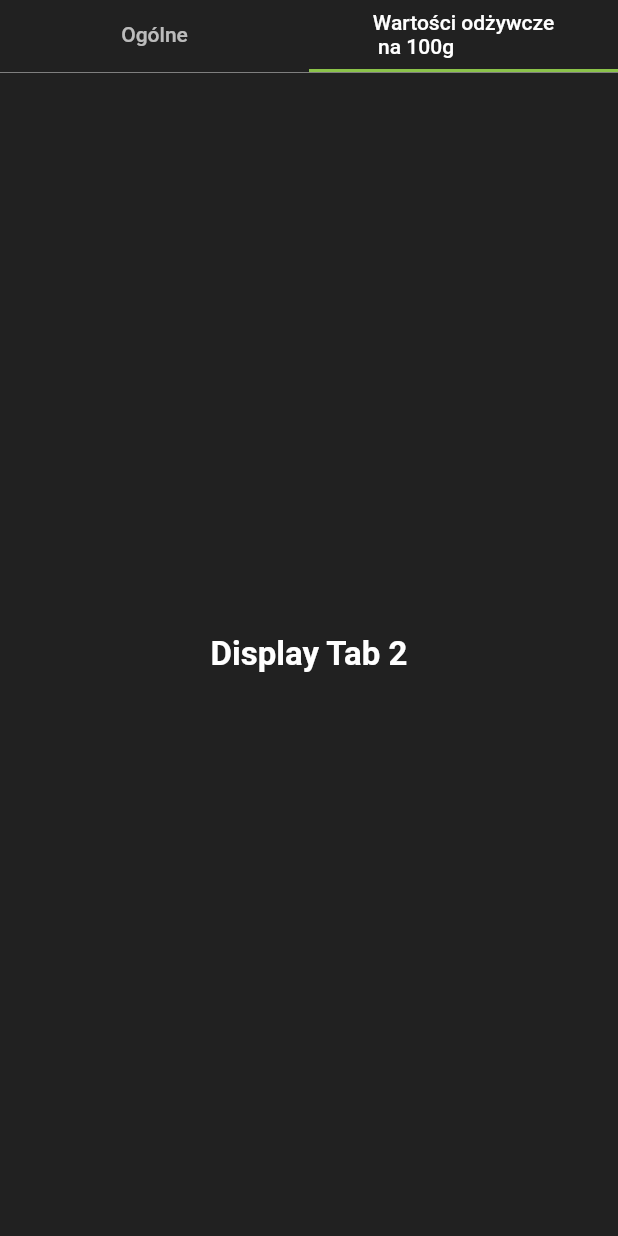
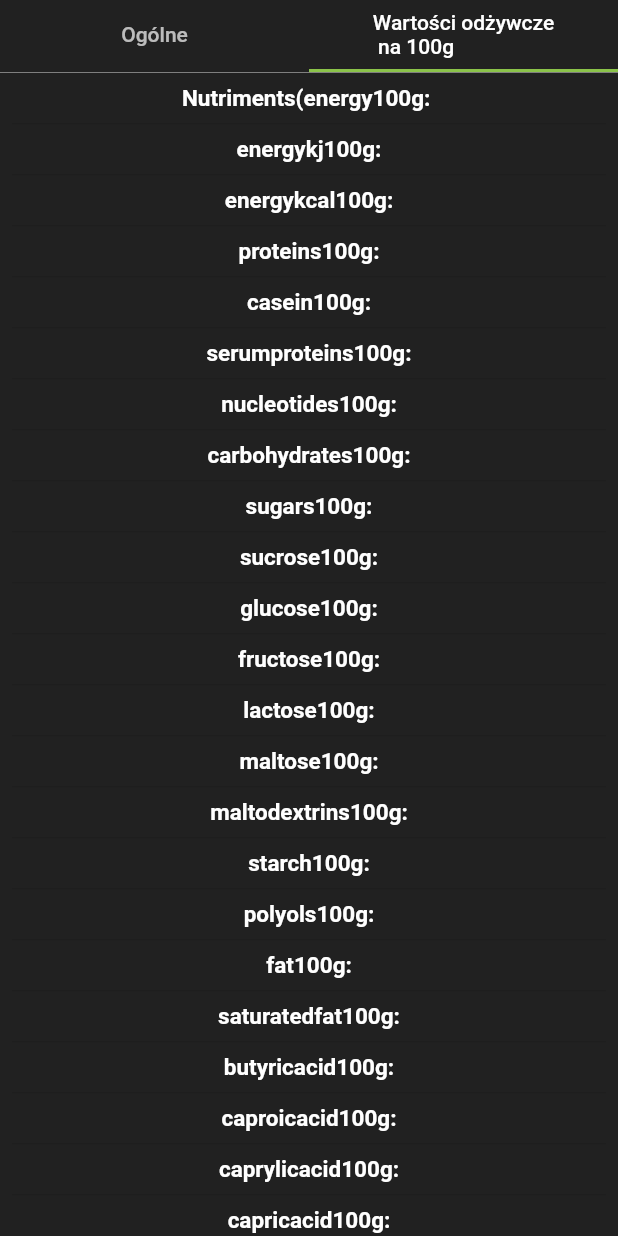
Before and after one commit to GeeA02/jedzonko, a Flutter app: the ProductInfo widget shown alone on an empty page, opened directly with empty values, tab 2 chosen, on a phone screen of 412 x 824 dp. Run offline on Flutter 3.47's test engine with Material 2 defaults, Android fonts, the phone set to English and light mode, and no system bars; our stand-ins replace hive, hive_flutter, numberpicker; missing offline and left inert: qr_mobile_vision; accounts and stored records are empty; network calls fail; Roboto replaces fonts that are missing (Montserrat).

Commit message:
added nutriments list to view

```diff
--- a/lib/model/nutriments.dart
+++ b/lib/model/nutriments.dart
@@ -748,4 +748,10 @@ class Nutriments {
         ph100g.hashCode ^
         fruitsvegetablesnuts100g.hashCode;
   }
+
+  List<String> toList() {
+    List<String> tmpList = this.toString().split(',');
+    tmpList.removeWhere((element) => element.contains('null'));
+    return tmpList;
+  }
 }
--- a/lib/view/widgets/productInfo.dart
+++ b/lib/view/widgets/productInfo.dart
@@ -4,16 +4,19 @@ import 'package:jedzonko/model/nutriments.dart';
 
 class ProductInfo extends StatelessWidget {
   final Nutriments? _nutriments;
-  ProductInfo(this._nutriments);
+  late final List<String>? _nutrimentsList;
+  ProductInfo(this._nutriments) {
+    if (_nutriments != null) _nutrimentsList = _nutriments!.toList();
+  }
 
   @override
   Widget build(BuildContext context) {
     return DefaultTabController(
         length: 2, // length of tabs
         initialIndex: 0,
-        child: Column(
-            crossAxisAlignment: CrossAxisAlignment.stretch,
-            children: <Widget>[
+        child:
+            Column(crossAxisAlignment: CrossAxisAlignment.stretch, children: <
+                Widget>[
           Container(
             child: TabBar(
               indicatorColor: Theme.of(context).primaryColor,
@@ -33,34 +36,41 @@ class ProductInfo extends StatelessWidget {
                 child: TabBarView(children: <Widget>[
                   _nutriments != null
                       ? Container(
+                          // info about nutriscore
                           child: Center(
                             child: Text('Display Tab 1',
                                 style: TextStyle(
-                                        fontSize: 22,
-                                        fontWeight: FontWeight.bold)),
+                                    fontSize: 22, fontWeight: FontWeight.bold)),
                           ),
                         )
                       : Center(
                           child: Icon(
-                                Icons
-                                    .signal_wifi_connected_no_internet_4_rounded,
+                            Icons.signal_wifi_connected_no_internet_4_rounded,
                             size: 100,
                             color: Theme.of(context).primaryColor,
                           ),
                         ),
                   _nutriments != null
                       ? Container(
+                          // info about nutriments
                           child: Center(
-                                child: Text('Display Tab 2',
-                                    style: TextStyle(
-                                        fontSize: 22,
-                                        fontWeight: FontWeight.bold)),
+                            child: ListView.builder(
+                                padding: const EdgeInsets.all(8),
+                                itemCount: _nutrimentsList!.length,
+                                itemBuilder: (BuildContext context, int index) {
+                                  return Column(children: [
+                                    Text(_nutrimentsList![index],
+                                        style: Theme.of(context)
+                                            .textTheme
+                                            .bodyText1),
+                                    Divider(),
+                                  ]);
+                                }),
                           ),
                         )
                       : Center(
                           child: Icon(
-                                Icons
-                                    .signal_wifi_connected_no_internet_4_rounded,
+                            Icons.signal_wifi_connected_no_internet_4_rounded,
                             size: 100,
                             color: Theme.of(context).primaryColor,
                           ),
```
Lines whose indentation alone changed are shown as unchanged.
